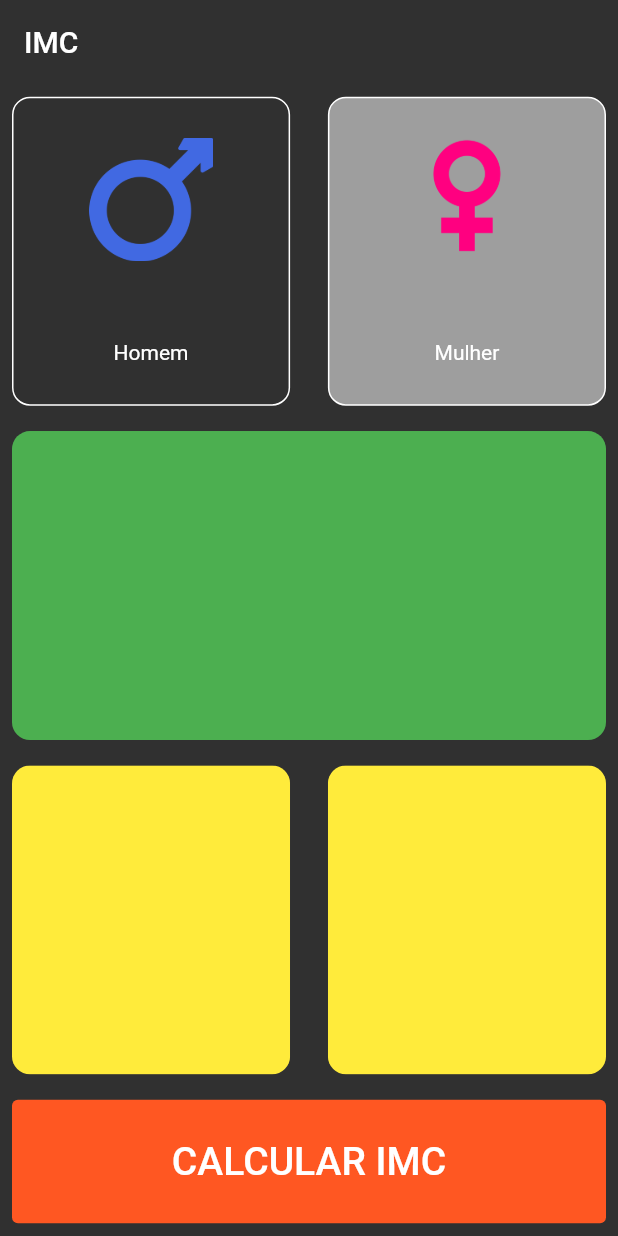
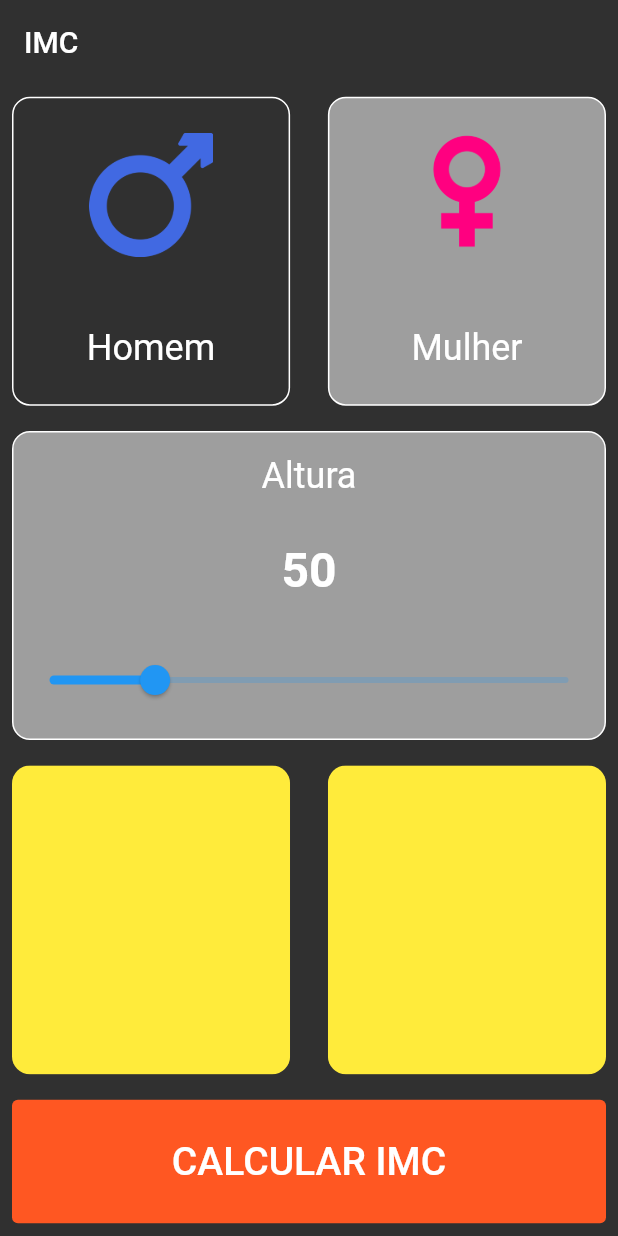
Before and after one commit to robertoalvarezjunior/imc_app, a Flutter app: the screen it shows after launch, on a phone screen of 412 x 824 dp. Run offline on Flutter 3.47's test engine with Material 2 defaults, Android fonts, the phone set to English and light mode, and no system bars.

Commit message:
height change

```diff
--- a/lib/constants/constants.dart
+++ b/lib/constants/constants.dart
@@ -2,4 +2,5 @@ import 'package:flutter/material.dart';
 
 BorderRadiusGeometry border = BorderRadius.circular(12);
 
-Color genreColor = Colors.grey;
+Color mainColor = Colors.grey;
+Color borderColor = Colors.white;
--- /dev/null
+++ b/lib/controllers/slider_controller.dart
@@ -0,0 +1,10 @@
+import 'package:flutter/material.dart';
+
+class SliderControler with ChangeNotifier {
+  double _currentSliderValue = 50;
+  get currentSliderValue => _currentSliderValue;
+  sliderState(value) {
+    _currentSliderValue = value;
+    notifyListeners();
+  }
+}
--- a/lib/main.dart
+++ b/lib/main.dart
@@ -1,5 +1,6 @@
 import 'package:flutter/material.dart';
 import 'package:imc_app/controllers/genre_controller.dart';
+import 'package:imc_app/controllers/slider_controller.dart';
 import 'package:imc_app/screens/home_screen.dart';
 import 'package:provider/provider.dart';
 
@@ -9,7 +10,10 @@ void main() {
       providers: [
         ChangeNotifierProvider(
           create: (context) => GenreController(),
-        )
+        ),
+        ChangeNotifierProvider(
+          create: (context) => SliderControler(),
+        ),
       ],
       child: const MyApp(),
     ),
@@ -23,6 +27,12 @@ class MyApp extends StatelessWidget {
   Widget build(BuildContext context) {
     return MaterialApp(
       theme: ThemeData(
+        textTheme: const TextTheme(
+          bodyText2: TextStyle(
+            fontSize: 24,
+            color: Colors.white,
+          ),
+        ),
         primarySwatch: Colors.blue,
         brightness: Brightness.dark,
         elevatedButtonTheme: ElevatedButtonThemeData(
--- a/lib/screens/home_screen.dart
+++ b/lib/screens/home_screen.dart
@@ -1,5 +1,6 @@
 import 'package:flutter/material.dart';
 import 'package:imc_app/controllers/genre_controller.dart';
+import 'package:imc_app/controllers/slider_controller.dart';
 import 'package:imc_app/widgets/age_selector.dart';
 import 'package:imc_app/widgets/button_selector.dart';
 import 'package:imc_app/widgets/height_selector.dart';
@@ -13,8 +14,8 @@ class HomeScreen extends StatelessWidget {
   @override
   Widget build(BuildContext context) {
     Size size = MediaQuery.of(context).size;
-    return Consumer<GenreController>(
-      builder: (context, changenotifier1, child) => Scaffold(
+    return Consumer2<GenreController, SliderControler>(
+      builder: (context, changenotifier1, changenotifier2, child) => Scaffold(
         appBar: AppBar(
           title: const Text('IMC'),
           elevation: 0,
@@ -36,7 +37,7 @@ class HomeScreen extends StatelessWidget {
                   ],
                 ),
               ),
-              const HeightSelector(),
+              HeightSelector(changenotifier2: changenotifier2),
               SizedBox(
                 width: size.width,
                 height: size.height * 0.25,
--- a/lib/widgets/height_selector.dart
+++ b/lib/widgets/height_selector.dart
@@ -1,22 +1,44 @@
 import 'package:flutter/material.dart';
 import 'package:imc_app/constants/constants.dart';
+import 'package:imc_app/controllers/slider_controller.dart';
+import 'package:provider/provider.dart';
 
-class HeightSelector extends StatefulWidget {
-  const HeightSelector({super.key});
+class HeightSelector extends StatelessWidget {
+  const HeightSelector({super.key, required this.changenotifier2});
+  final SliderControler changenotifier2;
 
   @override
-  State<HeightSelector> createState() => _HeightSelectorState();
-}
+  Widget build(BuildContext context) {
+    SliderControler sliderValue = context.watch<SliderControler>();
+    Size size = MediaQuery.of(context).size;
 
-class _HeightSelectorState extends State<HeightSelector> {
-  @override
-  Widget build(BuildContext context) {
-    Size size = MediaQuery.of(context).size;
-    return ClipRRect(
-      borderRadius: border,
-      child: Container(
-        color: Colors.green,
-        height: size.height * 0.25,
+    return Container(
+      width: double.infinity,
+      height: size.height * 0.25,
+      decoration: BoxDecoration(
+        color: mainColor,
+        borderRadius: border,
+        border: Border.all(color: borderColor),
+      ),
+      child: Column(
+        mainAxisAlignment: MainAxisAlignment.spaceAround,
+        children: [
+          const Text('Altura'),
+          Text(
+            sliderValue.currentSliderValue.round().toString(),
+            style: const TextStyle(
+              fontSize: 32,
+              fontWeight: FontWeight.bold,
+            ),
+          ),
+          Slider(
+            max: 250,
+            divisions: 250,
+            label: sliderValue.currentSliderValue.round().toString(),
+            value: sliderValue.currentSliderValue,
+            onChanged: (value) => changenotifier2.sliderState(value),
+          )
+        ],
       ),
     );
   }
--- a/lib/widgets/man_selector.dart
+++ b/lib/widgets/man_selector.dart
@@ -19,10 +19,10 @@ class ManSelector extends StatelessWidget {
       child: Container(
         decoration: BoxDecoration(
           color: changenotifier1.manSelect == true
-              ? genreColor
+              ? mainColor
               : Colors.transparent,
           borderRadius: border,
-          border: Border.all(color: Colors.white),
+          border: Border.all(color: borderColor),
         ),
         height: double.infinity,
         width: size.width * 0.45,
--- a/lib/widgets/woman_selector.dart
+++ b/lib/widgets/woman_selector.dart
@@ -15,11 +15,14 @@ class WomanSelector extends StatelessWidget {
       },
       child: Container(
         decoration: BoxDecoration(
-            color: changenotifier1.womanSelect == true
-                ? genreColor
-                : Colors.transparent,
-            borderRadius: border,
-            border: Border.all(color: Colors.white)),
+          color: changenotifier1.womanSelect == true
+              ? mainColor
+              : Colors.transparent,
+          borderRadius: border,
+          border: Border.all(
+            color: borderColor,
+          ),
+        ),
         height: double.infinity,
         width: size.width * 0.45,
         child: Column(
```
